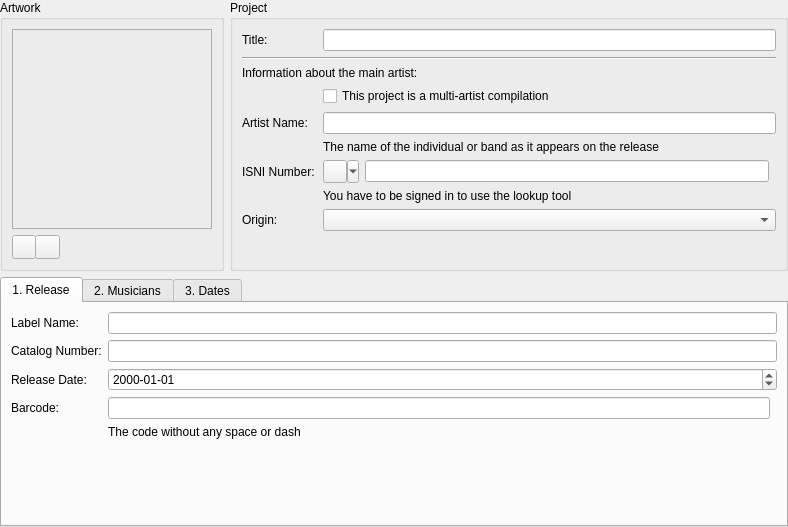
This is resources/ui/album_page.ui in Iconoclasteinc/tgit as Qt 5 draws it before an edit. The edited form follows.
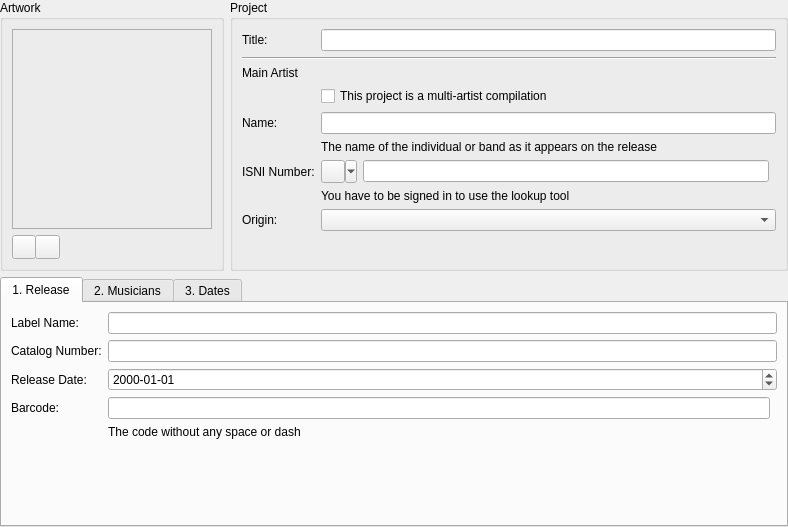
This is the edited form. Icons and pictures are not drawn. Custom widgets are drawn as their Qt base class.

What changed in the file:
```diff
--- a/resources/ui/album_page.ui
+++ b/resources/ui/album_page.ui
@@ -154,60 +154,31 @@
           </property>
          </widget>
         </item>
-        <item row="1" column="0" colspan="2">
+        <item row="2" column="0" colspan="2">
          <widget class="Line" name="_main_artist_section_separator">
           <property name="orientation">
            <enum>Qt::Horizontal</enum>
           </property>
          </widget>
         </item>
-        <item row="2" column="0" colspan="2">
+        <item row="3" column="0" colspan="2">
          <widget class="QLabel" name="_main_artist_section_header">
           <property name="text">
-           <string>Information about the main artist:</string>
+           <string>Main Artist</string>
           </property>
          </widget>
         </item>
-        <item row="3" column="0">
-         <widget class="QLabel" name="_label_spacer">
-          <property name="minimumSize">
-           <size>
-            <width>75</width>
-            <height>0</height>
-           </size>
-          </property>
-          <property name="text">
-           <string/>
-          </property>
-         </widget>
-        </item>
-        <item row="3" column="1">
-         <widget class="QCheckBox" name="_compilation">
-          <property name="sizePolicy">
-           <sizepolicy hsizetype="Fixed" vsizetype="Fixed">
-            <horstretch>0</horstretch>
-            <verstretch>0</verstretch>
-           </sizepolicy>
-          </property>
-          <property name="focusPolicy">
-           <enum>Qt::StrongFocus</enum>
-          </property>
-          <property name="text">
-           <string>This project is a multi-artist compilation</string>
-          </property>
-         </widget>
-        </item>
-        <item row="4" column="0">
+        <item row="5" column="0">
          <widget class="QLabel" name="_main_artist_caption">
           <property name="text">
-           <string>Artist Name:</string>
+           <string>Name:</string>
           </property>
           <property name="buddy">
            <cstring>_main_artist</cstring>
           </property>
          </widget>
         </item>
-        <item row="4" column="1">
+        <item row="5" column="1">
          <widget class="QLineEdit" name="_main_artist">
           <property name="minimumSize">
            <size>
@@ -217,7 +188,7 @@
           </property>
          </widget>
         </item>
-        <item row="5" column="1">
+        <item row="6" column="1">
          <widget class="QLabel" name="_main_artist_info">
           <property name="styleSheet">
            <string notr="true">
@@ -239,7 +210,7 @@
           </property>
          </widget>
         </item>
-        <item row="6" column="0">
+        <item row="7" column="0">
          <widget class="QLabel" name="_main_artist_isni_caption">
           <property name="text">
            <string>ISNI Number:</string>
@@ -249,7 +220,7 @@
           </property>
          </widget>
         </item>
-        <item row="6" column="1">
+        <item row="7" column="1">
          <layout class="QHBoxLayout" name="_main_artist_isni_container">
           <item>
            <widget class="QToolButton" name="_main_artist_isni_actions_button">
@@ -321,7 +292,7 @@
           </item>
          </layout>
         </item>
-        <item row="7" column="1">
+        <item row="8" column="1">
          <widget class="QLabel" name="_main_artist_isni_info">
           <property name="styleSheet">
            <string notr="true">
@@ -346,7 +317,7 @@
           </property>
          </widget>
         </item>
-        <item row="8" column="0">
+        <item row="9" column="0">
          <widget class="QLabel" name="_main_artist_region_caption">
           <property name="text">
            <string>Origin:</string>
@@ -356,8 +327,14 @@
           </property>
          </widget>
         </item>
-        <item row="8" column="1">
+        <item row="9" column="1">
          <widget class="QComboBox" name="_main_artist_region">
+          <property name="sizePolicy">
+           <sizepolicy hsizetype="MinimumExpanding" vsizetype="Fixed">
+            <horstretch>0</horstretch>
+            <verstretch>0</verstretch>
+           </sizepolicy>
+          </property>
           <property name="focusPolicy">
            <enum>Qt::StrongFocus</enum>
           </property>
@@ -366,6 +343,22 @@
           </property>
          </widget>
         </item>
+        <item row="4" column="1">
+         <widget class="QCheckBox" name="_compilation">
+          <property name="sizePolicy">
+           <sizepolicy hsizetype="Fixed" vsizetype="Fixed">
+            <horstretch>0</horstretch>
+            <verstretch>0</verstretch>
+           </sizepolicy>
+          </property>
+          <property name="focusPolicy">
+           <enum>Qt::StrongFocus</enum>
+          </property>
+          <property name="text">
+           <string>This project is a multi-artist compilation</string>
+          </property>
+         </widget>
+        </item>
        </layout>
       </widget>
      </item>
```
